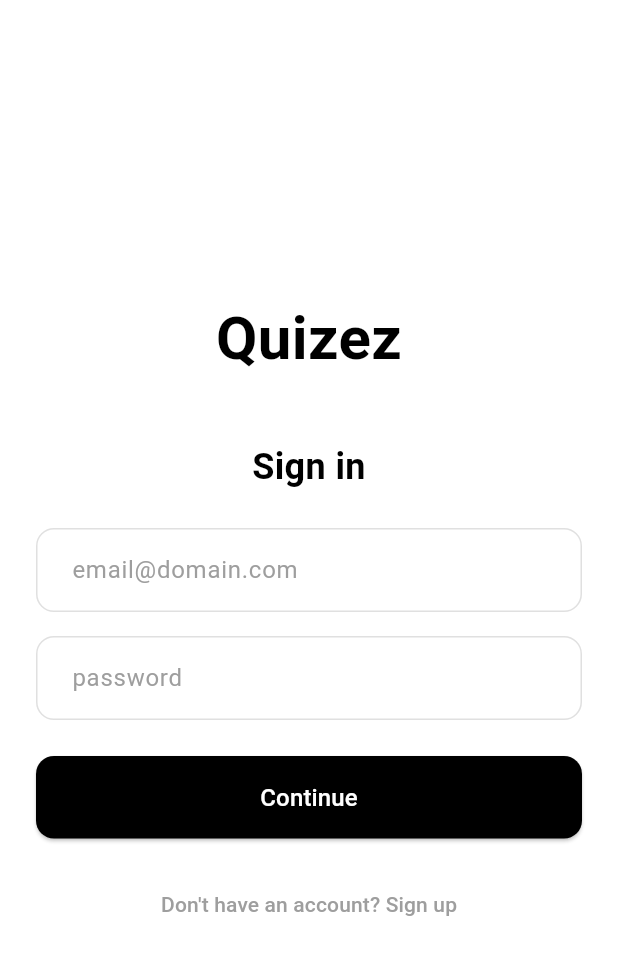
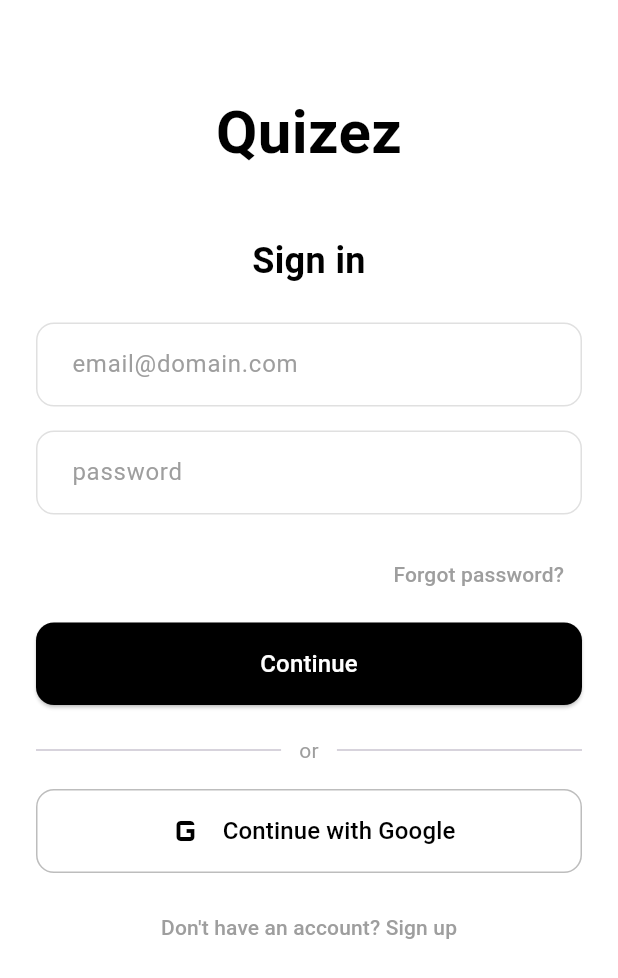
Before and after one commit to TenHenry/Quizez, a Flutter app: the screen it shows after launch, on a phone screen of 412 x 824 dp. Shown: the top 978 px of the screen. Run offline on Flutter 3.47's test engine with Material 3 defaults, Android fonts, the phone set to English and light mode, and no system bars; our stand-ins replace connectivity_plus, equatable, flutter_bloc, isar, supabase_flutter; accounts and stored records are empty; generated files the repository leaves out were written again.

Commit message:
[FE] Auth
- Added Google button, forgot password dialog and new password screen
- Added inline validation errors in sign in and sign up forms
- Kept typed form data while a request is running
- Moved splash and loader into AuthScreen

```diff
--- a/lib/main.dart
+++ b/lib/main.dart
@@ -52,6 +52,10 @@
               _messengerKey.currentState?.showSnackBar(
                 SnackBar(content: Text(state.message), backgroundColor: Colors.red),
               );
+            } else if (state is AuthMessage) {
+              _messengerKey.currentState?.showSnackBar(
+                SnackBar(content: Text(state.message), backgroundColor: Colors.green),
+              );
             } else if (state is Authenticated) {
               syncService.requestSync(); // pull the user's data right after sign-in
             }
@@ -62,15 +66,8 @@
             theme: AppTheme.light,
             home: BlocBuilder<AuthBloc, AuthState>(
               builder: (context, state) {
-                if (state is Authenticated) {
-                  return const MainScreen();
-                } else if (state is Unauthenticated || state is AuthFailure) {
-                  return const AuthScreen();
-                }
-                return const Scaffold(
-                  backgroundColor: Colors.white,
-                  body: Center(child: CircularProgressIndicator(color: Colors.black)),
-                );
+                // Splash, forms and the loader all live inside AuthScreen so typed text survives errors.
+                return state is Authenticated ? const MainScreen() : const AuthScreen();
               },
             ),
           ),
--- a/lib/presentation/auth/auth_screen.dart
+++ b/lib/presentation/auth/auth_screen.dart
@@ -5,22 +5,67 @@
 import 'widgets/loading_view.dart';
 import 'widgets/login_form.dart';
 import 'widgets/register_form.dart';
+import 'widgets/reset_password_form.dart';
 
-/// Ekran logowania/rejestracji. Przejście do MainScreen robi main.dart (BlocBuilder na AuthState),
-/// a błędy logowania pokazuje BlocListener w main.dart.
-class AuthScreen extends StatelessWidget {
+/// Sign in / sign up / new password screen.
+///
+/// The form stays mounted while a request is running (the loader is drawn on top of it),
+/// so typed text is not lost when an error brings the user back to the form.
+/// Moving on to MainScreen is done by main.dart (BlocBuilder on AuthState),
+/// auth errors and messages are shown by the BlocListener in main.dart.
+class AuthScreen extends StatefulWidget {
   const AuthScreen({super.key});
+
+  @override
+  State<AuthScreen> createState() => _AuthScreenState();
+}
+
+class _AuthScreenState extends State<AuthScreen> {
+  bool _formShown = false;
+  bool _registering = false;
+
+  @override
+  void initState() {
+    super.initState();
+    final state = context.read<AuthBloc>().state;
+    if (state is Unauthenticated) {
+      _formShown = true;
+      _registering = state.isRegistering;
+    }
+  }
 
   @override
   Widget build(BuildContext context) {
     return Scaffold(
       backgroundColor: Colors.white,
-      body: BlocBuilder<AuthBloc, AuthState>(
+      body: BlocConsumer<AuthBloc, AuthState>(
+        listener: (context, state) {
+          if (state is Unauthenticated) {
+            setState(() {
+              _formShown = true;
+              _registering = state.isRegistering;
+            });
+          }
+        },
         builder: (context, state) {
-          if (state is Unauthenticated) {
-            return state.isRegistering ? const RegisterForm() : const LoginForm();
-          }
-          return const LoadingView();
+          if (state is PasswordRecovery) return const ResetPasswordForm();
+
+          final loading = state is AuthLoading || state is AuthInitial;
+          final showRegister = state is Unauthenticated ? state.isRegistering : _registering;
+          final showForm = state is Unauthenticated || _formShown;
+
+          return Stack(
+            children: [
+              if (showForm) showRegister ? const RegisterForm() : const LoginForm(),
+              if (loading)
+                Positioned.fill(
+                  child: ColoredBox(
+                    color: showForm ? Colors.white70 : Colors.white,
+                    child: const LoadingView(),
+                  ),
+                ),
+            ],
+          );
         },
       ),
     );
--- /dev/null
+++ b/lib/presentation/auth/widgets/google_sign_in_button.dart
@@ -0,0 +1,39 @@
+import 'package:flutter/material.dart';
+import 'package:flutter_bloc/flutter_bloc.dart';
+import '../../../logic/auth/auth_bloc.dart';
+import '../../../logic/auth/auth_event.dart';
+
+/// "or" divider + "Continue with Google" button shared by the sign in and sign up forms.
+class GoogleSignInButton extends StatelessWidget {
+  const GoogleSignInButton({super.key});
+
+  @override
+  Widget build(BuildContext context) {
+    return Column(
+      crossAxisAlignment: CrossAxisAlignment.stretch,
+      children: [
+        const Row(
+          children: [
+            Expanded(child: Divider()),
+            Padding(
+              padding: EdgeInsets.symmetric(horizontal: 12),
+              child: Text('or', style: TextStyle(color: Colors.grey)),
+            ),
+            Expanded(child: Divider()),
+          ],
+        ),
+        const SizedBox(height: 16),
+        OutlinedButton.icon(
+          onPressed: () => context.read<AuthBloc>().add(GoogleSignInPressed()),
+          icon: const Icon(Icons.g_mobiledata, size: 32, color: Colors.black),
+          label: const Text('Continue with Google', style: TextStyle(color: Colors.black, fontSize: 16)),
+          style: OutlinedButton.styleFrom(
+            padding: const EdgeInsets.symmetric(vertical: 12),
+            side: BorderSide(color: Colors.grey.shade400),
+            shape: RoundedRectangleBorder(borderRadius: BorderRadius.circular(12)),
+          ),
+        ),
+      ],
+    );
+  }
+}
--- a/lib/presentation/auth/widgets/login_form.dart
+++ b/lib/presentation/auth/widgets/login_form.dart
@@ -1,8 +1,10 @@
 import 'package:flutter/material.dart';
 import 'package:flutter_bloc/flutter_bloc.dart';
+import '../../../core/validators.dart';
 import '../../../logic/auth/auth_bloc.dart';
 import '../../../logic/auth/auth_event.dart';
 import '../../common/app_text_field.dart';
+import 'google_sign_in_button.dart';
 
 class LoginForm extends StatefulWidget {
   const LoginForm({super.key});
@@ -14,6 +16,8 @@
 class _LoginFormState extends State<LoginForm> {
   final _emailController = TextEditingController();
   final _passwordController = TextEditingController();
+  String? _emailError;
+  String? _passwordError;
 
   @override
   void dispose() {
@@ -22,26 +26,78 @@
     super.dispose();
   }
 
+  void _submit() {
+    final emailError = Validators.email(_emailController.text);
+    final passwordError = _passwordController.text.isEmpty ? 'Enter your password' : null;
+    setState(() {
+      _emailError = emailError;
+      _passwordError = passwordError;
+    });
+    if (emailError == null && passwordError == null) {
+      context.read<AuthBloc>().add(LoginWithEmailPressed(_emailController.text, _passwordController.text));
+    }
+  }
+
+  void _forgotPassword() {
+    final controller = TextEditingController(text: _emailController.text);
+    showDialog(
+      context: context,
+      builder: (dialogContext) => AlertDialog(
+        title: const Text('Reset password', style: TextStyle(fontWeight: FontWeight.bold)),
+        content: Column(
+          mainAxisSize: MainAxisSize.min,
+          children: [
+            const Text('We will send a reset link to this e-mail address.'),
+            const SizedBox(height: 12),
+            TextField(
+              controller: controller,
+              keyboardType: TextInputType.emailAddress,
+              decoration: const InputDecoration(hintText: 'email@domain.com'),
+            ),
+          ],
+        ),
+        actions: [
+          TextButton(
+            onPressed: () => Navigator.pop(dialogContext),
+            child: const Text('Cancel', style: TextStyle(color: Colors.grey)),
+          ),
+          ElevatedButton(
+            onPressed: () {
+              context.read<AuthBloc>().add(PasswordResetRequested(controller.text));
+              Navigator.pop(dialogContext);
+            },
+            child: const Text('Send link'),
+          ),
+        ],
+      ),
+    ).then((_) => controller.dispose());
+  }
+
   @override
   Widget build(BuildContext context) {
-    return Padding(
-      padding: const EdgeInsets.symmetric(horizontal: 24.0),
+    return SingleChildScrollView(
+      padding: const EdgeInsets.symmetric(horizontal: 24.0, vertical: 60.0),
       child: Column(
-        mainAxisAlignment: MainAxisAlignment.center,
         crossAxisAlignment: CrossAxisAlignment.stretch,
         children: [
           const Text('Quizez', textAlign: TextAlign.center, style: TextStyle(fontSize: 40, fontWeight: FontWeight.bold, color: Colors.black)),
           const SizedBox(height: 40),
           const Text('Sign in', textAlign: TextAlign.center, style: TextStyle(fontSize: 24, fontWeight: FontWeight.w600, color: Colors.black)),
           const SizedBox(height: 24),
-          AppTextField(hint: 'email@domain.com', controller: _emailController, keyboardType: TextInputType.emailAddress),
-          AppTextField(hint: 'password', controller: _passwordController, isPassword: true),
+          AppTextField(hint: 'email@domain.com', controller: _emailController, keyboardType: TextInputType.emailAddress, errorText: _emailError),
+          AppTextField(hint: 'password', controller: _passwordController, isPassword: true, errorText: _passwordError),
+          Align(
+            alignment: Alignment.centerRight,
+            child: TextButton(
+              onPressed: _forgotPassword,
+              child: const Text('Forgot password?', style: TextStyle(color: Colors.grey)),
+            ),
+          ),
           const SizedBox(height: 8),
-          ElevatedButton(
-            onPressed: () => context.read<AuthBloc>().add(LoginWithEmailPressed(_emailController.text, _passwordController.text)),
-            child: const Text('Continue', style: TextStyle(fontSize: 16)),
-          ),
+          ElevatedButton(onPressed: _submit, child: const Text('Continue', style: TextStyle(fontSize: 16))),
           const SizedBox(height: 20),
+          const GoogleSignInButton(),
+          const SizedBox(height: 12),
           TextButton(
             onPressed: () => context.read<AuthBloc>().add(ToggleAuthMode()),
             child: const Text("Don't have an account? Sign up", style: TextStyle(color: Colors.grey)),
```
Also changed, not shown: lib/presentation/auth/widgets/register_form.dart (+32 -14 lines), lib/presentation/auth/widgets/reset_password_form.dart (added, +61 -0 lines).
